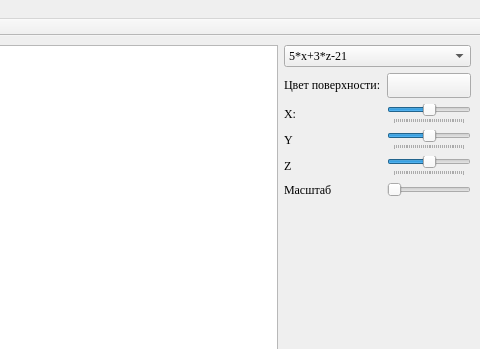
The window that 10_lab/main.ui (needsomesleeptd/Compgraph) describes before a commit, drawn with Qt 5; both pictures show x 720 to 1200 and y 0 to 349 of the 1200 by 1000 pixel window.
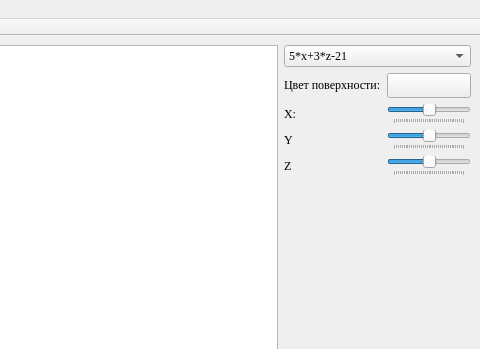
The same window after the commit. Custom widgets are drawn as their Qt base class.

The edit to the form file:
```diff
--- a/10_lab/main.ui
+++ b/10_lab/main.ui
@@ -227,43 +227,6 @@
             </property>
            </widget>
           </item>
-          <item row="4" column="0">
-           <widget class="QLabel" name="scaleLabel">
-            <property name="font">
-             <font>
-              <family>Times New Roman</family>
-             </font>
-            </property>
-            <property name="text">
-             <string>Масштаб</string>
-            </property>
-           </widget>
-          </item>
-          <item row="4" column="1">
-           <widget class="QSlider" name="ScaleSlider">
-            <property name="sizePolicy">
-             <sizepolicy hsizetype="Fixed" vsizetype="Fixed">
-              <horstretch>0</horstretch>
-              <verstretch>0</verstretch>
-             </sizepolicy>
-            </property>
-            <property name="minimum">
-             <number>40</number>
-            </property>
-            <property name="maximum">
-             <number>1000</number>
-            </property>
-            <property name="orientation">
-             <enum>Qt::Horizontal</enum>
-            </property>
-            <property name="tickPosition">
-             <enum>QSlider::NoTicks</enum>
-            </property>
-            <property name="tickInterval">
-             <number>0</number>
-            </property>
-           </widget>
-          </item>
          </layout>
         </item>
         <item>
```
Left out of the diff: 2 changed lines with no effect on the pictures.
